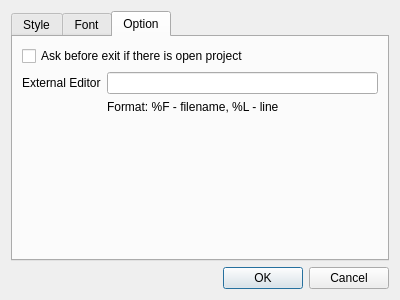
anilFree/seascope, file src/ui/preferences.ui: the form before one commit.
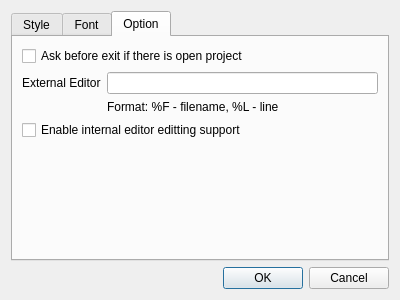
The form after the commit. The open tabs and pages were chosen to show the change.

Commit message: Added optional editing support.

```diff
--- a/src/ui/preferences.ui
+++ b/src/ui/preferences.ui
@@ -26,7 +26,7 @@
       <enum>QTabWidget::Rounded</enum>
      </property>
      <property name="currentIndex">
-      <number>0</number>
+      <number>2</number>
      </property>
      <widget class="QWidget" name="prd_style_tab">
       <attribute name="title">
@@ -103,15 +103,15 @@
       <attribute name="title">
        <string>Option</string>
       </attribute>
-      <layout class="QVBoxLayout" name="verticalLayout">
-       <item>
+      <layout class="QGridLayout" name="gridLayout_2">
+       <item row="0" column="0">
         <widget class="QCheckBox" name="prd_opt_ask_chkb">
          <property name="text">
           <string>Ask before exit if there is open project</string>
          </property>
         </widget>
        </item>
-       <item>
+       <item row="1" column="0">
         <layout class="QGridLayout" name="prd_opt_glay">
          <item row="2" column="1">
           <widget class="QLabel" name="prd_edit_ext_lbl2">
@@ -136,7 +136,14 @@
          </item>
         </layout>
        </item>
-       <item>
+       <item row="2" column="0">
+        <widget class="QCheckBox" name="prd_opt_inner_ed">
+         <property name="text">
+          <string>Enable internal editor editting support</string>
+         </property>
+        </widget>
+       </item>
+       <item row="3" column="0">
         <spacer name="prd_opt_vspacer">
          <property name="orientation">
           <enum>Qt::Vertical</enum>
```
The commit also changes 3 other files.
